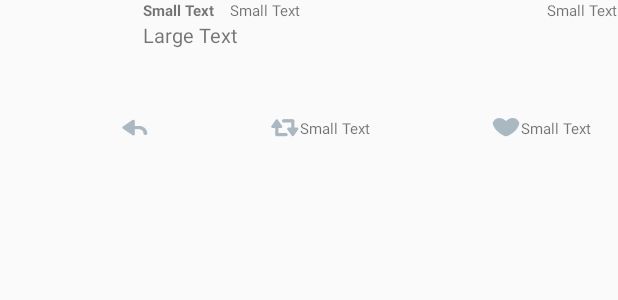
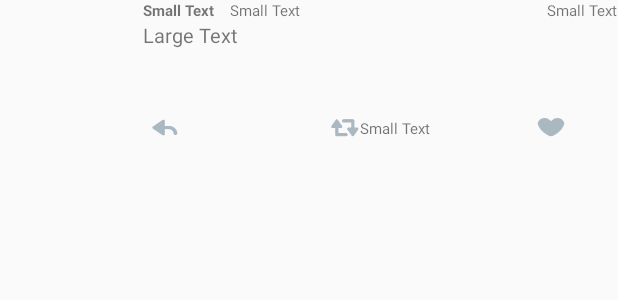
Before and after one commit to droanr/android-twitter-app, an Android app: the layout item_tweet.xml on its own in the app's theme, with its tools: preview values and no code run, on a phone screen of 412 x 824 dp. Shown: the top 300 px of the screen. Run offline under Robolectric (Android 15) with nearby library versions, the phone set to English and light mode, and no system bars.

```diff
--- a/app/src/main/res/layout/item_tweet.xml
+++ b/app/src/main/res/layout/item_tweet.xml
@@ -72,13 +72,13 @@
             android:layout_alignParentBottom="true"
             android:layout_toRightOf="@+id/ivUserImage"
             android:layout_toEndOf="@+id/ivUserImage"
-            android:layout_marginLeft="80dp"/>
+            android:layout_marginLeft="100dp"/>
         <ImageView
             android:layout_width="20dp"
             android:layout_height="20dp"
             android:id="@+id/ivRetweet"
             android:background="@drawable/retweet"
-            android:layout_marginLeft="80dp"/>
+            android:layout_marginLeft="100dp"/>
 
         <TextView
             android:layout_width="wrap_content"
@@ -96,15 +96,7 @@
         android:layout_alignParentBottom="true"
         android:layout_toLeftOf="@+id/tvTime"
         android:layout_toStartOf="@+id/tvTime"
-        android:layout_marginLeft="80dp"/>
-
-        <TextView
-            android:layout_width="wrap_content"
-            android:layout_height="wrap_content"
-            android:textSize="10dp"
-            android:paddingTop="3dp"
-            tools:text="Small Text"
-            android:id="@+id/tvFavoritesCount" />
+        android:layout_marginLeft="70dp"/>
 
     </LinearLayout>
 
```
Also changed, not shown: app/src/main/java/com/codepath/apps/twitterapp/adapters/TweetsAdapter.java (+32 -4 lines), app/src/main/java/com/codepath/apps/twitterapp/models/Tweet.java (+7 -1 lines), app/src/main/java/com/codepath/apps/twitterapp/utils/TwitterClient.java (+9 -0 lines), app/src/main/res/drawable-xhdpi/liked.png (added), app/src/main/res/drawable-xhdpi/retweeted.png.
